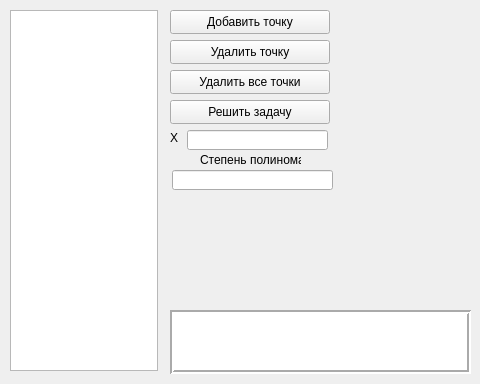
Old version of the form antsor/lab_01/mainwindow.ui in the repository SGCube/IU7-Computing-Algorithms.
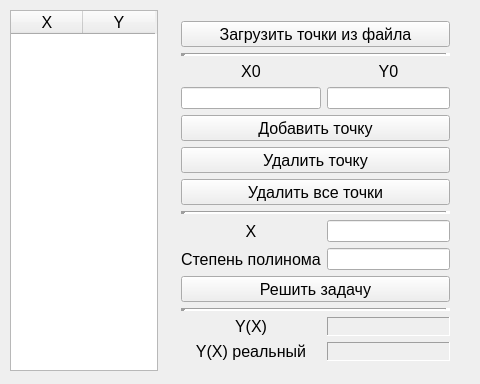
New version of the form.

Commit message: add matrix functions and form update

Patch:
```diff
--- a/antsor/lab_01/mainwindow.ui
+++ b/antsor/lab_01/mainwindow.ui
@@ -23,6 +23,11 @@
       <height>361</height>
      </rect>
     </property>
+    <property name="font">
+     <font>
+      <pointsize>12</pointsize>
+     </font>
+    </property>
     <property name="verticalScrollBarPolicy">
      <enum>Qt::ScrollBarAsNeeded</enum>
     </property>
@@ -48,7 +53,7 @@
      <number>2</number>
     </property>
     <attribute name="horizontalHeaderVisible">
-     <bool>false</bool>
+     <bool>true</bool>
     </attribute>
     <attribute name="horizontalHeaderCascadingSectionResizes">
      <bool>false</bool>
@@ -82,27 +87,40 @@
      </property>
     </column>
    </widget>
-   <widget class="QPushButton" name="addButton">
+   <widget class="QWidget" name="gridLayoutWidget">
     <property name="geometry">
      <rect>
       <x>170</x>
       <y>10</y>
-      <width>160</width>
-      <height>24</height>
+      <width>291</width>
+      <height>361</height>
      </rect>
     </property>
+    <layout class="QGridLayout" name="gridLayout">
+     <item row="10" column="1">
+      <widget class="QLineEdit" name="xEdit"/>
+     </item>
+     <item row="10" column="0">
+      <widget class="QLabel" name="label">
+       <property name="font">
+        <font>
+         <pointsize>12</pointsize>
+        </font>
+       </property>
     <property name="text">
-     <string>Добавить точку</string>
-    </property>
-   </widget>
+        <string>X</string>
+       </property>
+       <property name="alignment">
+        <set>Qt::AlignCenter</set>
+       </property>
+      </widget>
+     </item>
+     <item row="6" column="0" colspan="2">
    <widget class="QPushButton" name="delButton">
-    <property name="geometry">
-     <rect>
-      <x>170</x>
-      <y>40</y>
-      <width>160</width>
-      <height>24</height>
-     </rect>
+       <property name="font">
+        <font>
+         <pointsize>12</pointsize>
+        </font>
     </property>
     <property name="focusPolicy">
      <enum>Qt::StrongFocus</enum>
@@ -138,105 +156,211 @@
      <bool>false</bool>
     </property>
    </widget>
-   <widget class="QPushButton" name="delAllButton">
-    <property name="geometry">
-     <rect>
-      <x>170</x>
-      <y>70</y>
-      <width>160</width>
-      <height>24</height>
-     </rect>
-    </property>
-    <property name="text">
-     <string>Удалить все точки</string>
-    </property>
-   </widget>
+     </item>
+     <item row="12" column="0" colspan="2">
    <widget class="QPushButton" name="solveButton">
-    <property name="geometry">
-     <rect>
-      <x>170</x>
-      <y>100</y>
-      <width>160</width>
-      <height>24</height>
-     </rect>
+       <property name="font">
+        <font>
+         <pointsize>12</pointsize>
+        </font>
     </property>
     <property name="text">
      <string>Решить задачу</string>
     </property>
    </widget>
-   <widget class="QLabel" name="msgFrame">
-    <property name="geometry">
-     <rect>
-      <x>170</x>
-      <y>310</y>
-      <width>301</width>
-      <height>64</height>
-     </rect>
-    </property>
-    <property name="autoFillBackground">
-     <bool>false</bool>
-    </property>
-    <property name="styleSheet">
-     <string notr="true">background-color: rgb(255, 255, 255);</string>
-    </property>
-    <property name="frameShape">
-     <enum>QFrame::Box</enum>
-    </property>
+     </item>
+     <item row="13" column="0" colspan="2">
+      <widget class="Line" name="line">
     <property name="frameShadow">
      <enum>QFrame::Sunken</enum>
     </property>
     <property name="lineWidth">
-     <number>2</number>
-    </property>
-    <property name="text">
-     <string/>
-    </property>
-   </widget>
-   <widget class="QLineEdit" name="xEdit">
-    <property name="geometry">
-     <rect>
-      <x>187</x>
-      <y>130</y>
-      <width>141</width>
-      <height>20</height>
-     </rect>
-    </property>
-   </widget>
-   <widget class="QLineEdit" name="nEdit">
-    <property name="geometry">
-     <rect>
-      <x>172</x>
-      <y>170</y>
-      <width>161</width>
-      <height>20</height>
-     </rect>
-    </property>
-   </widget>
-   <widget class="QLabel" name="label">
-    <property name="geometry">
-     <rect>
-      <x>170</x>
-      <y>130</y>
-      <width>16</width>
-      <height>16</height>
-     </rect>
+        <number>5</number>
+       </property>
+       <property name="orientation">
+        <enum>Qt::Horizontal</enum>
+       </property>
+      </widget>
+     </item>
+     <item row="2" column="0" colspan="2">
+      <widget class="Line" name="line_2">
+       <property name="lineWidth">
+        <number>5</number>
+       </property>
+       <property name="orientation">
+        <enum>Qt::Horizontal</enum>
+       </property>
+      </widget>
+     </item>
+     <item row="3" column="0">
+      <widget class="QLabel" name="label_4">
+       <property name="font">
+        <font>
+         <pointsize>12</pointsize>
+        </font>
+       </property>
+       <property name="text">
+        <string>X0</string>
+       </property>
+       <property name="alignment">
+        <set>Qt::AlignCenter</set>
+       </property>
+      </widget>
+     </item>
+     <item row="3" column="1">
+      <widget class="QLabel" name="label_5">
+       <property name="font">
+        <font>
+         <pointsize>12</pointsize>
+        </font>
     </property>
     <property name="text">
-     <string>X</string>
-    </property>
-   </widget>
+        <string>Y0</string>
+       </property>
+       <property name="alignment">
+        <set>Qt::AlignCenter</set>
+       </property>
+      </widget>
+     </item>
+     <item row="11" column="1">
+      <widget class="QLineEdit" name="nEdit"/>
+     </item>
+     <item row="11" column="0">
    <widget class="QLabel" name="label_2">
-    <property name="geometry">
-     <rect>
-      <x>200</x>
-      <y>150</y>
-      <width>101</width>
-      <height>20</height>
-     </rect>
+       <property name="font">
+        <font>
+         <pointsize>12</pointsize>
+        </font>
     </property>
     <property name="text">
      <string>Степень полинома</string>
     </property>
+      </widget>
+     </item>
+     <item row="14" column="0">
+      <widget class="QLabel" name="label_3">
+       <property name="font">
+        <font>
+         <pointsize>12</pointsize>
+        </font>
+       </property>
+       <property name="text">
+        <string>Y(X)</string>
+       </property>
+       <property name="alignment">
+        <set>Qt::AlignCenter</set>
+       </property>
+      </widget>
+     </item>
+     <item row="14" column="1">
+      <widget class="QLabel" name="yFrame">
+       <property name="autoFillBackground">
+        <bool>false</bool>
+       </property>
+       <property name="styleSheet">
+        <string notr="true"/>
+       </property>
+       <property name="frameShape">
+        <enum>QFrame::Panel</enum>
+       </property>
+       <property name="frameShadow">
+        <enum>QFrame::Sunken</enum>
+       </property>
+       <property name="lineWidth">
+        <number>1</number>
+       </property>
+       <property name="text">
+        <string/>
+       </property>
+       <property name="alignment">
+        <set>Qt::AlignCenter</set>
+       </property>
+      </widget>
+     </item>
+     <item row="4" column="0">
+      <widget class="QLineEdit" name="xtEdit"/>
+     </item>
+     <item row="4" column="1">
+      <widget class="QLineEdit" name="ytEdit"/>
+     </item>
+     <item row="7" column="0" colspan="2">
+      <widget class="QPushButton" name="delAllButton">
+       <property name="font">
+        <font>
+         <pointsize>12</pointsize>
+        </font>
+       </property>
+       <property name="text">
+        <string>Удалить все точки</string>
+       </property>
+      </widget>
+     </item>
+     <item row="5" column="0" colspan="2">
+      <widget class="QPushButton" name="addButton">
+       <property name="font">
+        <font>
+         <pointsize>12</pointsize>
+        </font>
+       </property>
+       <property name="text">
+        <string>Добавить точку</string>
+       </property>
+      </widget>
+     </item>
+     <item row="1" column="0" colspan="2">
+      <widget class="QPushButton" name="loadButton">
+       <property name="font">
+        <font>
+         <pointsize>12</pointsize>
+        </font>
+       </property>
+       <property name="text">
+        <string>Загрузить точки из файла</string>
+       </property>
+      </widget>
+     </item>
+     <item row="8" column="0" colspan="2">
+      <widget class="Line" name="line_3">
+       <property name="lineWidth">
+        <number>5</number>
+       </property>
+       <property name="orientation">
+        <enum>Qt::Horizontal</enum>
+       </property>
+      </widget>
+     </item>
+     <item row="15" column="0">
+      <widget class="QLabel" name="label_6">
+       <property name="font">
+        <font>
+         <pointsize>12</pointsize>
+        </font>
+       </property>
+       <property name="text">
+        <string>Y(X) реальный</string>
+       </property>
+       <property name="alignment">
+        <set>Qt::AlignCenter</set>
+       </property>
+      </widget>
+     </item>
+     <item row="15" column="1">
+      <widget class="QLabel" name="yrealFrame">
+       <property name="frameShape">
+        <enum>QFrame::Panel</enum>
+       </property>
+       <property name="frameShadow">
+        <enum>QFrame::Sunken</enum>
+       </property>
+       <property name="text">
+        <string/>
+       </property>
+       <property name="alignment">
+        <set>Qt::AlignCenter</set>
+       </property>
+      </widget>
+     </item>
+    </layout>
    </widget>
   </widget>
  </widget>
```
Lines whose indentation alone changed are shown as unchanged. The commit also changes 5 other files.
